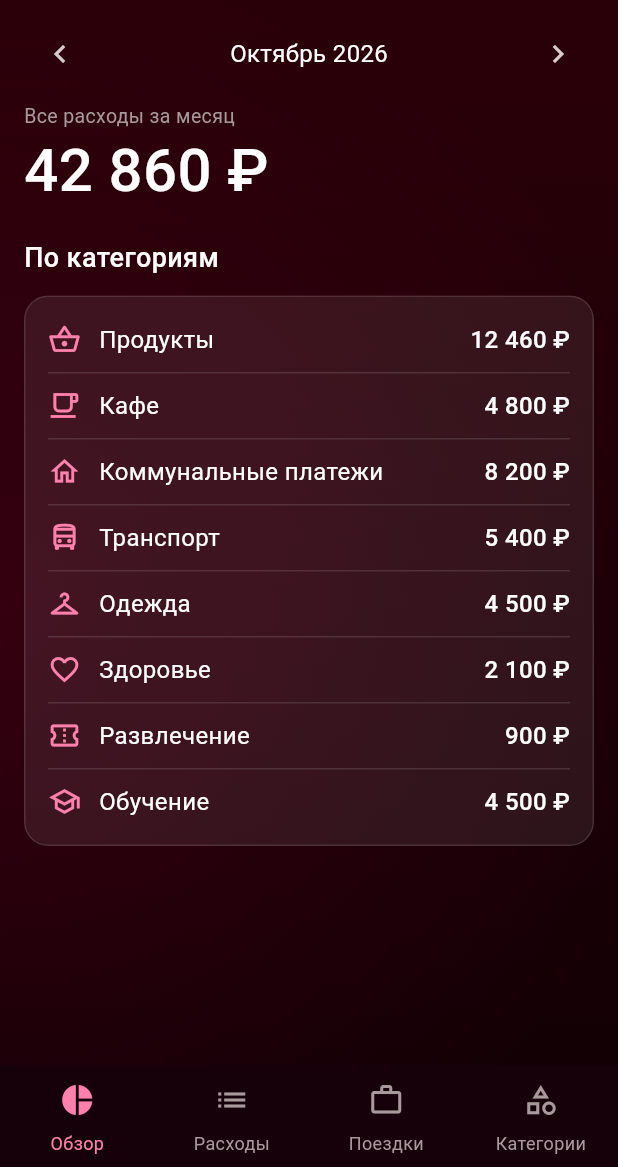
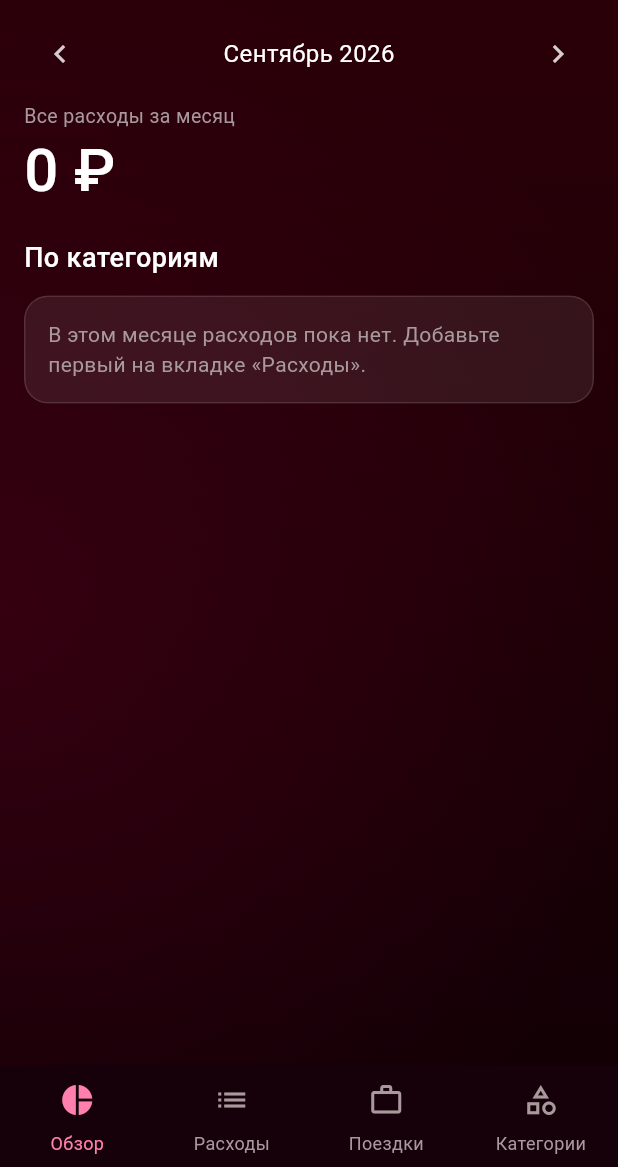
Before and after one commit to FEs213/Trecker, a Flutter app: the screen it shows after launch, after a tap on the "chevron left" icon, on a phone screen of 412 x 824 dp, the part 69-1236 px from its top. Run offline on Flutter 3.47's test engine with Material 3 defaults, Android fonts, the phone set to English and light mode, and no system bars; our stand-ins replace shared_preferences.

Commit message:
Логика добавления расходов

```diff
--- a/lib/core/format.dart
+++ b/lib/core/format.dart
@@ -1,13 +1,36 @@
-/// Форматирует сумму в рублях: 42860 -> «42 860 ₽» (с неразрывными пробелами).
-String formatRub(num value) {
-  final negative = value < 0;
-  final digits = value.round().abs().toString();
+String _groupDigits(int value) {
+  final digits = value.toString();
   final buffer = StringBuffer();
   for (var i = 0; i < digits.length; i++) {
     if (i > 0 && (digits.length - i) % 3 == 0) buffer.write('\u00A0');
     buffer.write(digits[i]);
   }
-  return '${negative ? '−' : ''}$buffer\u00A0₽';
+  return buffer.toString();
+}
+
+/// Сумма в копейках -> «2 460 ₽» или «2 460,50 ₽» (с неразрывными пробелами).
+String formatKopecks(int kopecks) {
+  final negative = kopecks < 0;
+  final abs = kopecks.abs();
+  final rubles = _groupDigits(abs ~/ 100);
+  final cents = abs % 100;
+  final tail = cents == 0 ? '' : ',${cents.toString().padLeft(2, '0')}';
+  return '${negative ? '−' : ''}$rubles$tail\u00A0₽';
+}
+
+/// Сумма в рублях -> «42 860 ₽».
+String formatRub(num value) => formatKopecks((value * 100).round());
+
+/// Разбирает введённую сумму («1 250,50», «1250.5») в копейки.
+/// Возвращает null, если сумма пустая, не число, не больше нуля или слишком большая.
+int? parseAmountToKopecks(String input) {
+  final cleaned = input
+      .replaceAll(RegExp(r'[\s\u00A0]'), '')
+      .replaceAll(',', '.');
+  if (cleaned.isEmpty) return null;
+  final value = double.tryParse(cleaned);
+  if (value == null || value <= 0 || value > 1000000000) return null;
+  return (value * 100).round();
 }
 
 const _monthsGenitive = [
@@ -25,6 +48,21 @@ const _monthsGenitive = [
   'декабря',
 ];
 
+const _monthsNominative = [
+  'Январь',
+  'Февраль',
+  'Март',
+  'Апрель',
+  'Май',
+  'Июнь',
+  'Июль',
+  'Август',
+  'Сентябрь',
+  'Октябрь',
+  'Ноябрь',
+  'Декабрь',
+];
+
 /// 16 октября 2026
 String formatDate(DateTime date) =>
     '${date.day} ${_monthsGenitive[date.month - 1]} ${date.year}';
@@ -32,3 +70,7 @@ String formatDate(DateTime date) =>
 /// 16 октября
 String formatDayMonth(DateTime date) =>
     '${date.day} ${_monthsGenitive[date.month - 1]}';
+
+/// Октябрь 2026
+String formatMonthYear(DateTime date) =>
+    '${_monthsNominative[date.month - 1]} ${date.year}';
--- /dev/null
+++ b/lib/data/expense_repository.dart
@@ -0,0 +1,108 @@
+import 'dart:convert';
+
+import 'package:flutter/foundation.dart';
+import 'package:flutter/widgets.dart';
+import 'package:shared_preferences/shared_preferences.dart';
+
+import 'models.dart';
+
+/// Хранилище расходов: держит список в памяти, сохраняет его на устройстве
+/// (shared_preferences) и сообщает экранам об изменениях.
+class ExpenseRepository extends ChangeNotifier {
+  static const _storageKey = 'expenses_v1';
+
+  final List<Expense> _items = [];
+
+  /// Все расходы: сначала новые.
+  List<Expense> get expenses => List.unmodifiable(_items);
+
+  Future<void> load() async {
+    try {
+      final prefs = await SharedPreferences.getInstance();
+      final raw = prefs.getString(_storageKey);
+      if (raw == null) return;
+      final list = jsonDecode(raw) as List<dynamic>;
+      _items
+        ..clear()
+        ..addAll(
+          list.map((e) => Expense.fromJson(e as Map<String, dynamic>)),
+        );
+      _sort();
+      notifyListeners();
+    } catch (error) {
+      debugPrint('Не удалось загрузить расходы: $error');
+    }
+  }
+
+  Future<void> add(Expense expense) async {
+    _items.add(expense);
+    _sort();
+    notifyListeners();
+    await _persist();
+  }
+
+  List<Expense> forMonth(DateTime month) => _items
+      .where((e) => e.date.year == month.year && e.date.month == month.month)
+      .toList();
+
+  /// Итог за месяц в копейках.
+  int totalForMonth(DateTime month) =>
+      forMonth(month).fold(0, (sum, e) => sum + e.amountKopecks);
+
+  /// Итоги по категориям за месяц: сначала самые большие.
+  List<MapEntry<String, int>> categoryTotalsForMonth(DateTime month) {
+    final totals = <String, int>{};
+    for (final expense in forMonth(month)) {
+      totals.update(
+        expense.categoryName,
+        (value) => value + expense.amountKopecks,
+        ifAbsent: () => expense.amountKopecks,
+      );
+    }
+    final entries = totals.entries.toList()
+      ..sort((a, b) => b.value.compareTo(a.value));
+    return entries;
+  }
+
+  void _sort() {
+    _items.sort((a, b) {
+      final byDate = b.date.compareTo(a.date);
+      return byDate != 0 ? byDate : b.id.compareTo(a.id);
+    });
+  }
+
+  Future<void> _persist() async {
+    try {
+      final prefs = await SharedPreferences.getInstance();
+      final json = jsonEncode(_items.map((e) => e.toJson()).toList());
+      await prefs.setString(_storageKey, json);
+    } catch (error) {
+      debugPrint('Не удалось сохранить расходы: $error');
+    }
+  }
+}
+
+/// Даёт экранам доступ к [ExpenseRepository] и перестраивает их при изменениях.
+class ExpenseScope extends InheritedNotifier<ExpenseRepository> {
+  const ExpenseScope({
+    super.key,
+    required ExpenseRepository repository,
+    required super.child,
+  }) : super(notifier: repository);
+
+  /// Для build(): подписывает виджет на изменения.
+  static ExpenseRepository of(BuildContext context) {
+    final scope =
+        context.dependOnInheritedWidgetOfExactType<ExpenseScope>();
+    assert(scope != null, 'ExpenseScope не найден выше по дереву виджетов');
+    return scope!.notifier!;
+  }
+
+  /// Для обработчиков нажатий: без подписки на изменения.
+  static ExpenseRepository read(BuildContext context) {
+    final scope =
+        context.getInheritedWidgetOfExactType<ExpenseScope>();
+    assert(scope != null, 'ExpenseScope не найден выше по дереву виджетов');
+    return scope!.notifier!;
+  }
+}
--- /dev/null
+++ b/lib/data/models.dart
@@ -0,0 +1,80 @@
+import 'package:flutter/material.dart';
+
+class ExpenseCategory {
+  const ExpenseCategory(this.name, this.icon);
+
+  final String name;
+  final IconData icon;
+}
+
+const kCategories = <ExpenseCategory>[
+  ExpenseCategory('Продукты', Icons.shopping_basket_outlined),
+  ExpenseCategory('Кафе', Icons.local_cafe_outlined),
+  ExpenseCategory('Коммунальные платежи', Icons.home_outlined),
+  ExpenseCategory('Транспорт', Icons.directions_bus_outlined),
+  ExpenseCategory('Одежда', Icons.checkroom_outlined),
+  ExpenseCategory('Здоровье', Icons.favorite_border),
+  ExpenseCategory('Развлечение', Icons.confirmation_number_outlined),
+  ExpenseCategory('Обучение', Icons.school_outlined),
+];
+
+const kPaymentMethods = <String>['Карта', 'Наличные', 'QR-код', 'Иной'];
+
+const _fallbackCategory = ExpenseCategory('Другое', Icons.category_outlined);
+
+ExpenseCategory categoryByName(String name) {
+  for (final category in kCategories) {
+    if (category.name == name) return category;
+  }
+  return _fallbackCategory;
+}
+
+/// Один расход. Сумма хранится в копейках, чтобы не копить ошибки округления.
+class Expense {
+  const Expense({
+    required this.id,
+    required this.amountKopecks,
+    required this.categoryName,
+    required this.date,
+    required this.method,
+    this.payee = '',
+    this.comment = '',
+    this.trip = '',
+  });
+
+  final String id;
+  final int amountKopecks;
+  final String categoryName;
+  final DateTime date;
+  final String method;
+  final String payee;
+  final String comment;
+  final String trip;
+
+  /// Получатель, а если он не указан - название категории.
+  String get title => payee.isEmpty ? categoryName : payee;
+
+  ExpenseCategory get category => categoryByName(categoryName);
+
+  Map<String, dynamic> toJson() => {
+        'id': id,
+        'amountKopecks': amountKopecks,
+        'category': categoryName,
+        'date': date.toIso8601String(),
+        'method': method,
+        'payee': payee,
+        'comment': comment,
+        'trip': trip,
+      };
+
+  factory Expense.fromJson(Map<String, dynamic> json) => Expense(
+        id: json['id'] as String,
+        amountKopecks: json['amountKopecks'] as int,
+        categoryName: json['category'] as String,
+        date: DateTime.parse(json['date'] as String),
+        method: json['method'] as String,
+        payee: (json['payee'] as String?) ?? '',
+        comment: (json['comment'] as String?) ?? '',
+        trip: (json['trip'] as String?) ?? '',
+      );
+}
--- a/lib/main.dart
+++ b/lib/main.dart
@@ -3,11 +3,12 @@ import 'package:flutter/services.dart';
 import 'package:flutter_localizations/flutter_localizations.dart';
 
 import 'app_shell.dart';
+import 'data/expense_repository.dart';
 import 'theme/app_colors.dart';
 import 'theme/app_theme.dart';
 import 'widgets/velvet_background.dart';
 
-void main() {
+Future<void> main() async {
   WidgetsFlutterBinding.ensureInitialized();
   SystemChrome.setSystemUIOverlayStyle(
     const SystemUiOverlayStyle(
@@ -17,15 +18,23 @@ void main() {
       systemNavigationBarIconBrightness: Brightness.light,
     ),
   );
-  runApp(const TratiApp());
+
+  final repository = ExpenseRepository();
+  await repository.load();
+
+  runApp(TratiApp(repository: repository));
 }
 
 class TratiApp extends StatelessWidget {
-  const TratiApp({super.key});
+  const TratiApp({super.key, required this.repository});
+
+  final ExpenseRepository repository;
 
   @override
   Widget build(BuildContext context) {
-    return MaterialApp(
+    return ExpenseScope(
+      repository: repository,
+      child: MaterialApp(
         title: 'Траты',
         debugShowCheckedModeBanner: false,
         theme: buildVelvetTheme(),
@@ -36,6 +45,7 @@ class TratiApp extends StatelessWidget {
         builder: (context, child) =>
             VelvetBackground(child: child ?? const SizedBox.shrink()),
         home: const AppShell(),
+      ),
     );
   }
 }
--- a/lib/screens/categories_screen.dart
+++ b/lib/screens/categories_screen.dart
@@ -1,12 +1,12 @@
 import 'package:flutter/material.dart';
 
-import '../data/demo_data.dart';
+import '../data/models.dart';
 import '../theme/app_colors.dart';
 import '../theme/app_text.dart';
 import '../widgets/primary_button.dart';
 import '../widgets/velvet_page.dart';
 
-/// Вкладка «Категории»: стандартные категории (свои — следующий шаг).
+/// Вкладка «Категории»: стандартные категории (свои - следующий шаг).
 class CategoriesScreen extends StatelessWidget {
   const CategoriesScreen({super.key});
 
@@ -22,11 +22,11 @@ class CategoriesScreen extends StatelessWidget {
       ),
       children: [
         Text(
-          'Стандартные · ${demoCategories.length} категорий',
+          'Стандартные · ${kCategories.length} категорий',
           style: AppText.caption,
         ),
         const SizedBox(height: 8),
-        for (final category in demoCategories)
+        for (final category in kCategories)
           Padding(
             padding: const EdgeInsets.symmetric(vertical: 12),
             child: Row(
--- a/lib/screens/expenses_screen.dart
+++ b/lib/screens/expenses_screen.dart
@@ -1,21 +1,53 @@
 import 'package:flutter/material.dart';
 
 import '../core/format.dart';
-import '../data/demo_data.dart';
+import '../data/expense_repository.dart';
+import '../data/models.dart';
 import '../theme/app_text.dart';
 import '../widgets/expense_tile.dart';
 import '../widgets/primary_button.dart';
+import '../widgets/velvet_card.dart';
 import '../widgets/velvet_page.dart';
 import '../widgets/velvet_text_field.dart';
 import 'new_expense_screen.dart';
 
-/// Вкладка «Расходы»: поиск и список расходов за месяц.
-class ExpensesScreen extends StatelessWidget {
+/// Вкладка «Расходы»: поиск и список расходов, сгруппированный по месяцам.
+class ExpensesScreen extends StatefulWidget {
   const ExpensesScreen({super.key});
 
   @override
+  State<ExpensesScreen> createState() => _ExpensesScreenState();
+}
+
+class _ExpensesScreenState extends State<ExpensesScreen> {
+  final _searchController = TextEditingController();
+  String _query = '';
+
+  @override
+  void dispose() {
+    _searchController.dispose();
+    super.dispose();
+  }
+
+  bool _matches(Expense expense) {
+    if (_query.isEmpty) return true;
+    return expense.payee.toLowerCase().contains(_query) ||
+        expense.comment.toLowerCase().contains(_query) ||
+        expense.categoryName.toLowerCase().contains(_query);
+  }
+
+  @override
   Widget build(BuildContext context) {
-    final total = demoExpenses.fold<int>(0, (sum, e) => sum + e.amount);
+    final repo = ExpenseScope.of(context);
+    final all = repo.expenses;
+    final filtered = all.where(_matches).toList();
+
+    // Сгруппировать по месяцам (список уже отсортирован: сначала новые).
+    final groups = <int, List<Expense>>{};
+    for (final expense in filtered) {
+      final key = expense.date.year * 100 + expense.date.month;
+      groups.putIfAbsent(key, () => []).add(expense);
+    }
 
     return VelvetPage(
       title: 'Расходы',
@@ -28,24 +60,46 @@ class ExpensesScreen extends StatelessWidget {
         },
       ),
       children: [
-        const VelvetTextField(
+        VelvetTextField(
           hint: 'Поиск',
           prefixIcon: Icons.search,
+          controller: _searchController,
+          onChanged: (value) =>
+              setState(() => _query = value.trim().toLowerCase()),
         ),
         const SizedBox(height: 4),
         const Text('По получателю или комментарию', style: AppText.caption),
         const SizedBox(height: 20),
+        if (filtered.isEmpty)
+          VelvetCard(
+            child: Text(
+              all.isEmpty
+                  ? 'Расходов пока нет. Нажмите «Новый расход», '
+                      'чтобы добавить первый.'
+                  : 'Ничего не найдено.',
+              style: AppText.label,
+            ),
+          )
+        else
+          for (final group in groups.values) ...[
             Row(
               mainAxisAlignment: MainAxisAlignment.spaceBetween,
               children: [
-            const Text('За октябрь', style: AppText.section),
-            Text(formatRub(total), style: AppText.label),
+                Text(formatMonthYear(group.first.date), style: AppText.section),
+                Text(
+                  formatKopecks(
+                    group.fold<int>(0, (sum, e) => sum + e.amountKopecks),
+                  ),
+                  style: AppText.label,
+                ),
               ],
             ),
             const SizedBox(height: 4),
-        for (var i = 0; i < demoExpenses.length; i++) ...[
+            for (var i = 0; i < group.length; i++) ...[
               if (i > 0) const Divider(),
-          ExpenseTile(expense: demoExpenses[i]),
+              ExpenseTile(expense: group[i]),
+            ],
+            const SizedBox(height: 16),
           ],
       ],
     );
--- a/lib/screens/overview_screen.dart
+++ b/lib/screens/overview_screen.dart
@@ -1,20 +1,43 @@
 import 'package:flutter/material.dart';
 
 import '../core/format.dart';
-import '../data/demo_data.dart';
+import '../data/expense_repository.dart';
+import '../data/models.dart';
 import '../theme/app_colors.dart';
 import '../theme/app_text.dart';
 import '../widgets/section_title.dart';
 import '../widgets/velvet_card.dart';
 import '../widgets/velvet_page.dart';
 
-/// Вкладка «Обзор». Пока статичная: итог за месяц и разбивка по категориям.
-/// Кольцевая диаграмма и столбики по месяцам — следующий шаг.
-class OverviewScreen extends StatelessWidget {
+/// Вкладка «Обзор»: итог за выбранный месяц и разбивка по категориям.
+/// Кольцевая диаграмма и столбики по месяцам - следующий шаг.
+class OverviewScreen extends StatefulWidget {
   const OverviewScreen({super.key});
 
   @override
+  State<OverviewScreen> createState() => _OverviewScreenState();
+}
+
+class _OverviewScreenState extends State<OverviewScreen> {
+  late DateTime _month;
+
+  @override
+  void initState() {
+    super.initState();
+    final now = DateTime.now();
+    _month = DateTime(now.year, now.month);
+  }
+
+  void _shiftMonth(int delta) {
+    setState(() => _month = DateTime(_month.year, _month.month + delta));
+  }
+
+  @override
   Widget build(BuildContext context) {
+    final repo = ExpenseScope.of(context);
+    final total = repo.totalForMonth(_month);
+    final byCategory = repo.categoryTotalsForMonth(_month);
+
     return VelvetPage(
       title: 'Траты',
       children: [
@@ -22,12 +45,12 @@ class OverviewScreen extends StatelessWidget {
           mainAxisAlignment: MainAxisAlignment.spaceBetween,
           children: [
             IconButton(
-              onPressed: () {},
+              onPressed: () => _shiftMonth(-1),
               icon: const Icon(Icons.chevron_left),
             ),
-            const Text('Октябрь 2026', style: AppText.body),
+            Text(formatMonthYear(_month), style: AppText.body),
             IconButton(
-              onPressed: () {},
+              onPressed: () => _shiftMonth(1),
               icon: const Icon(Icons.chevron_right),
             ),
           ],
@@ -35,34 +58,43 @@ class OverviewScreen extends StatelessWidget {
         const SizedBox(height: 8),
         const Text('Все расходы за месяц', style: AppText.caption),
         const SizedBox(height: 4),
-        Text(formatRub(demoMonthTotal), style: AppText.amountLarge),
+        Text(formatKopecks(total), style: AppText.amountLarge),
         const SizedBox(height: 24),
         const SectionTitle(title: 'По категориям'),
         const SizedBox(height: 12),
+        if (byCategory.isEmpty)
+          const VelvetCard(
+            child: Text(
+              'В этом месяце расходов пока нет. '
+              'Добавьте первый на вкладке «Расходы».',
+              style: AppText.label,
+            ),
+          )
+        else
           VelvetCard(
             padding: const EdgeInsets.symmetric(horizontal: 16, vertical: 8),
             child: Column(
               children: [
-              for (var i = 0; i < demoCategories.length; i++) ...[
+                for (var i = 0; i < byCategory.length; i++) ...[
                   if (i > 0) const Divider(),
                   Padding(
                     padding: const EdgeInsets.symmetric(vertical: 10),
                     child: Row(
                       children: [
                         Icon(
-                        demoCategories[i].icon,
+                          categoryByName(byCategory[i].key).icon,
                           color: AppColors.highlight,
                           size: 22,
                         ),
                         const SizedBox(width: 12),
                         Expanded(
                           child: Text(
-                          demoCategories[i].name,
+                            byCategory[i].key,
                             style: AppText.body,
                           ),
                         ),
                         Text(
-                        formatRub(demoCategories[i].demoTotal),
+                          formatKopecks(byCategory[i].value),
                           style: AppText.bodyMedium,
                         ),
                       ],
--- a/pubspec.yaml
+++ b/pubspec.yaml
@@ -11,6 +11,7 @@ dependencies:
     sdk: flutter
   flutter_localizations:
     sdk: flutter
+  shared_preferences: ^2.3.0
 
 dev_dependencies:
   flutter_test:
```
Also changed, not shown: lib/screens/new_expense_screen.dart (+46 -22 lines), lib/widgets/expense_tile.dart (+10 -4 lines), pubspec.lock, 2 other files. Lines whose indentation alone changed are shown as unchanged.
